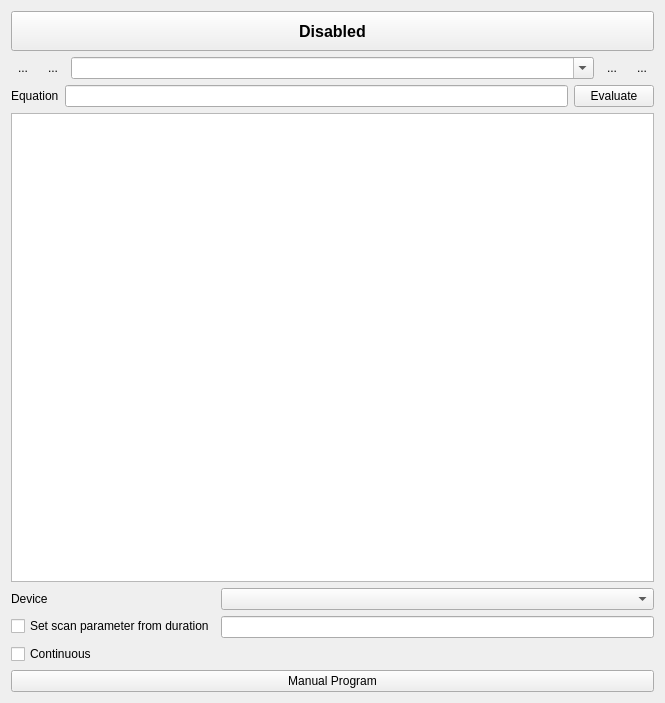
MonroeQuantumNetworks/IonControl, file ui/AWGUi.ui: the form before one commit.
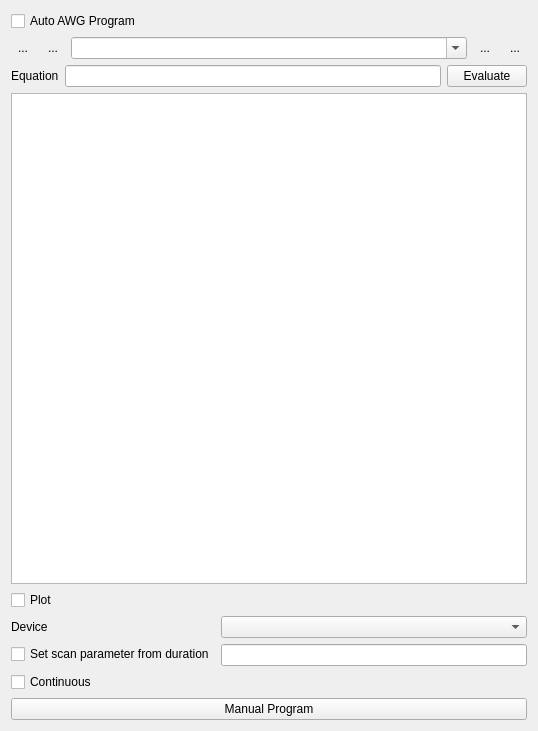
The form after the commit. Icons and pictures are not drawn.

Commit message: Add plot enabled button on AWG, change style of auto program button, change ExptConfig selection stylesheet

Diff of the .ui file:
```diff
--- a/ui/AWGUi.ui
+++ b/ui/AWGUi.ui
@@ -6,12 +6,12 @@
    <rect>
     <x>0</x>
     <y>0</y>
-    <width>665</width>
-    <height>703</height>
+    <width>538</width>
+    <height>731</height>
    </rect>
   </property>
   <property name="sizePolicy">
-   <sizepolicy hsizetype="Preferred" vsizetype="Minimum">
+   <sizepolicy hsizetype="Expanding" vsizetype="Minimum">
     <horstretch>0</horstretch>
     <verstretch>0</verstretch>
    </sizepolicy>
@@ -21,40 +21,14 @@
   </property>
   <layout class="QVBoxLayout" name="verticalLayout_2">
    <item>
-    <layout class="QHBoxLayout" name="horizontalLayout">
-     <property name="topMargin">
-      <number>0</number>
+    <widget class="QCheckBox" name="enabledCheckbox">
+     <property name="styleSheet">
+      <string notr="true"/>
      </property>
-     <item>
-      <widget class="QToolButton" name="enabledButton">
-       <property name="sizePolicy">
-        <sizepolicy hsizetype="Expanding" vsizetype="Fixed">
-         <horstretch>0</horstretch>
-         <verstretch>0</verstretch>
-        </sizepolicy>
-       </property>
-       <property name="minimumSize">
-        <size>
-         <width>84</width>
-         <height>40</height>
-        </size>
-       </property>
-       <property name="font">
-        <font>
-         <pointsize>12</pointsize>
-         <weight>75</weight>
-         <bold>true</bold>
-        </font>
-       </property>
-       <property name="text">
-        <string>Disabled</string>
-       </property>
-       <property name="checkable">
-        <bool>true</bool>
-       </property>
-      </widget>
-     </item>
-    </layout>
+     <property name="text">
+      <string>Auto AWG Program</string>
+     </property>
+    </widget>
    </item>
    <item>
     <layout class="QHBoxLayout" name="horizontalLayout_2">
@@ -186,17 +160,7 @@
      <property name="fieldGrowthPolicy">
       <enum>QFormLayout::AllNonFixedFieldsGrow</enum>
      </property>
-     <item row="0" column="0">
-      <widget class="QLabel" name="deviceLabel">
-       <property name="text">
-        <string>Device</string>
-       </property>
-      </widget>
-     </item>
-     <item row="0" column="1">
-      <widget class="QComboBox" name="deviceComboBox"/>
-     </item>
-     <item row="1" column="0">
+     <item row="3" column="0">
       <widget class="QCheckBox" name="setScanParam">
        <property name="layoutDirection">
         <enum>Qt::LeftToRight</enum>
@@ -206,7 +170,7 @@
        </property>
       </widget>
      </item>
-     <item row="1" column="1">
+     <item row="3" column="1">
       <widget class="QLineEdit" name="scanParam">
        <property name="sizePolicy">
         <sizepolicy hsizetype="Expanding" vsizetype="Fixed">
@@ -216,7 +180,7 @@
        </property>
       </widget>
      </item>
-     <item row="2" column="0">
+     <item row="4" column="0">
       <widget class="QCheckBox" name="continuousCheckBox">
        <property name="layoutDirection">
         <enum>Qt::LeftToRight</enum>
@@ -226,7 +190,7 @@
        </property>
       </widget>
      </item>
-     <item row="2" column="1">
+     <item row="4" column="1">
       <spacer name="horizontalSpacer">
        <property name="orientation">
         <enum>Qt::Horizontal</enum>
@@ -239,6 +203,36 @@
        </property>
       </spacer>
      </item>
+     <item row="1" column="0">
+      <widget class="QCheckBox" name="plotCheckbox">
+       <property name="text">
+        <string>Plot</string>
+       </property>
+      </widget>
+     </item>
+     <item row="2" column="0">
+      <widget class="QLabel" name="deviceLabel">
+       <property name="text">
+        <string>Device</string>
+       </property>
+      </widget>
+     </item>
+     <item row="2" column="1">
+      <widget class="QComboBox" name="deviceComboBox"/>
+     </item>
+     <item row="1" column="1">
+      <spacer name="horizontalSpacer_2">
+       <property name="orientation">
+        <enum>Qt::Horizontal</enum>
+       </property>
+       <property name="sizeHint" stdset="0">
+        <size>
+         <width>40</width>
+         <height>20</height>
+        </size>
+       </property>
+      </spacer>
+     </item>
     </layout>
    </item>
    <item>
```
Left out of the diff: 2 changed lines with no effect on the pictures. The commit also changes 2 other files.
